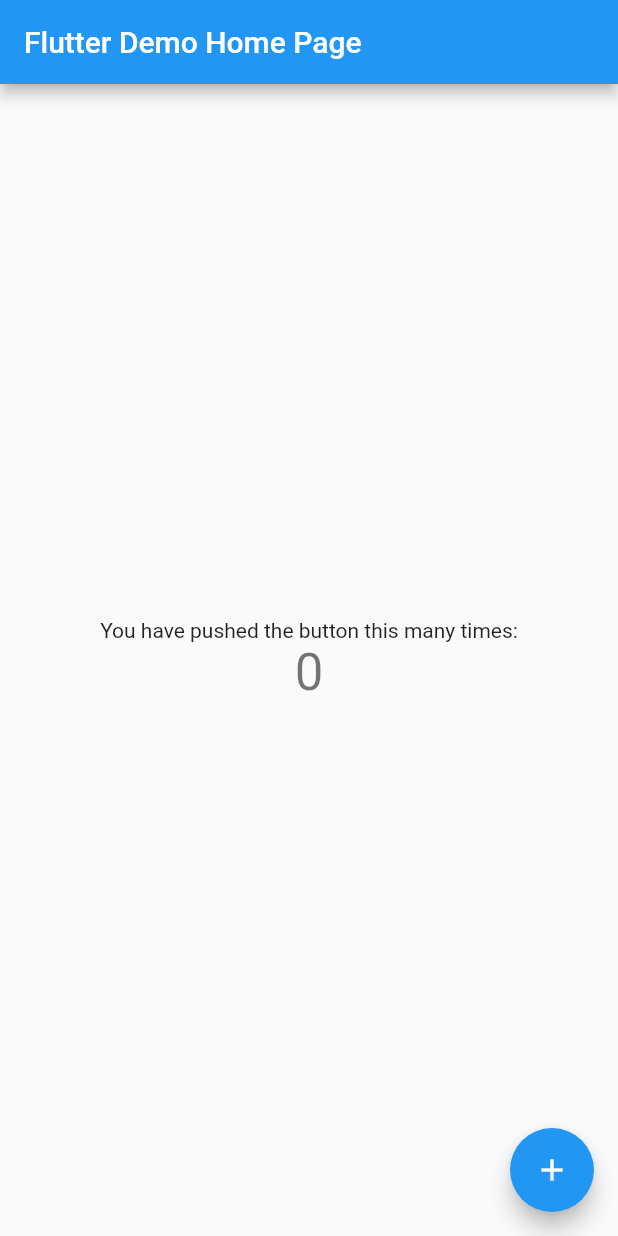
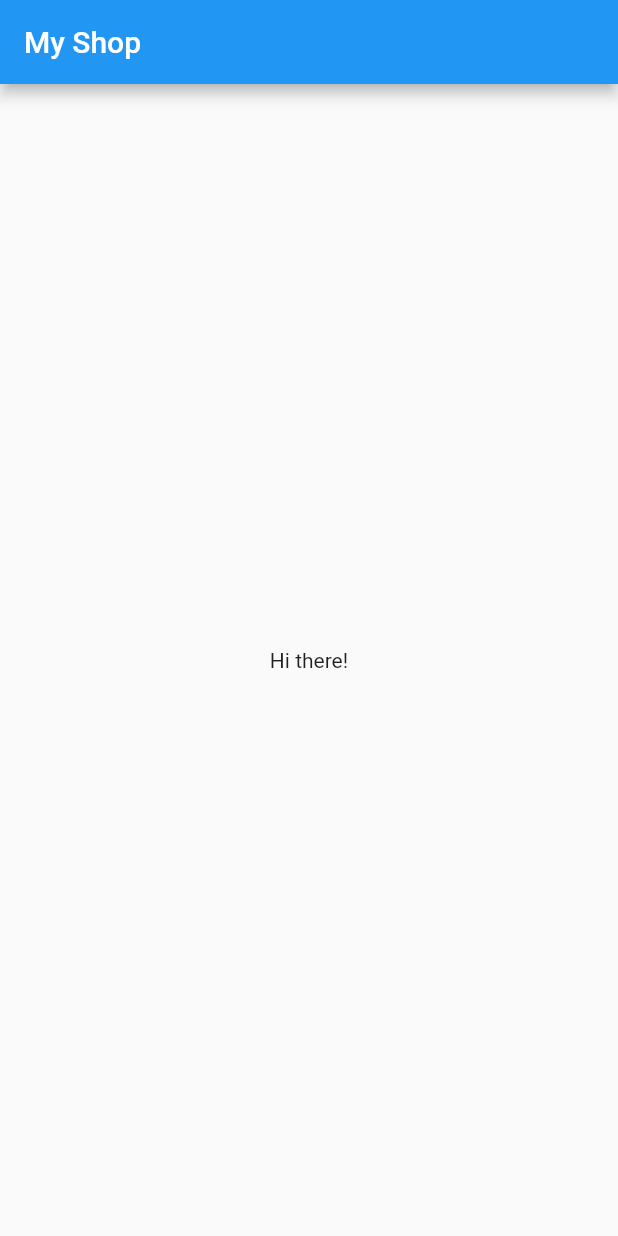
Before and after one commit to Syamgith/shopping_app, a Flutter app: the screen it shows after launch, on a phone screen of 412 x 824 dp. Run offline on Flutter 3.47's test engine with Material 2 defaults, Android fonts, the phone set to English and light mode, and no system bars.

```diff
--- a/lib/main.dart
+++ b/lib/main.dart
@@ -11,107 +11,26 @@ class MyApp extends StatelessWidget {
     return MaterialApp(
       title: 'Flutter Demo',
       theme: ThemeData(
-        // This is the theme of your application.
-        //
-        // Try running your application with "flutter run". You'll see the
-        // application has a blue toolbar. Then, without quitting the app, try
-        // changing the primarySwatch below to Colors.green and then invoke
-        // "hot reload" (press "r" in the console where you ran "flutter run",
-        // or simply save your changes to "hot reload" in a Flutter IDE).
-        // Notice that the counter didn't reset back to zero; the application
-        // is not restarted.
         primarySwatch: Colors.blue,
-        // This makes the visual density adapt to the platform that you run
-        // the app on. For desktop platforms, the controls will be smaller and
-        // closer together (more dense) than on mobile platforms.
         visualDensity: VisualDensity.adaptivePlatformDensity,
       ),
-      home: MyHomePage(title: 'Flutter Demo Home Page'),
+      home: MyHomePage(),
     );
   }
 }
 
-class MyHomePage extends StatefulWidget {
-  MyHomePage({Key key, this.title}) : super(key: key);
-
-  // This widget is the home page of your application. It is stateful, meaning
-  // that it has a State object (defined below) that contains fields that affect
-  // how it looks.
-
-  // This class is the configuration for the state. It holds the values (in this
-  // case the title) provided by the parent (in this case the App widget) and
-  // used by the build method of the State. Fields in a Widget subclass are
-  // always marked "final".
-
-  final String title;
-
-  @override
-  _MyHomePageState createState() => _MyHomePageState();
-}
-
-class _MyHomePageState extends State<MyHomePage> {
-  int _counter = 0;
-
-  void _incrementCounter() {
-    setState(() {
-      // This call to setState tells the Flutter framework that something has
-      // changed in this State, which causes it to rerun the build method below
-      // so that the display can reflect the updated values. If we changed
-      // _counter without calling setState(), then the build method would not be
-      // called again, and so nothing would appear to happen.
-      _counter++;
-    });
-  }
+class MyHomePage extends StatelessWidget {
+  const MyHomePage({Key key}) : super(key: key);
 
   @override
   Widget build(BuildContext context) {
-    // This method is rerun every time setState is called, for instance as done
-    // by the _incrementCounter method above.
-    //
-    // The Flutter framework has been optimized to make rerunning build methods
-    // fast, so that you can just rebuild anything that needs updating rather
-    // than having to individually change instances of widgets.
     return Scaffold(
       appBar: AppBar(
-        // Here we take the value from the MyHomePage object that was created by
-        // the App.build method, and use it to set our appbar title.
-        title: Text(widget.title),
+        title: Text('My Shop'),
       ),
       body: Center(
-        // Center is a layout widget. It takes a single child and positions it
-        // in the middle of the parent.
-        child: Column(
-          // Column is also a layout widget. It takes a list of children and
-          // arranges them vertically. By default, it sizes itself to fit its
-          // children horizontally, and tries to be as tall as its parent.
-          //
-          // Invoke "debug painting" (press "p" in the console, choose the
-          // "Toggle Debug Paint" action from the Flutter Inspector in Android
-          // Studio, or the "Toggle Debug Paint" command in Visual Studio Code)
-          // to see the wireframe for each widget.
-          //
-          // Column has various properties to control how it sizes itself and
-          // how it positions its children. Here we use mainAxisAlignment to
-          // center the children vertically; the main axis here is the vertical
-          // axis because Columns are vertical (the cross axis would be
-          // horizontal).
-          mainAxisAlignment: MainAxisAlignment.center,
-          children: <Widget>[
-            Text(
-              'You have pushed the button this many times:',
-            ),
-            Text(
-              '$_counter',
-              style: Theme.of(context).textTheme.headline4,
-            ),
-          ],
-        ),
+        child: Text('Hi there!'),
       ),
-      floatingActionButton: FloatingActionButton(
-        onPressed: _incrementCounter,
-        tooltip: 'Increment',
-        child: Icon(Icons.add),
-      ), // This trailing comma makes auto-formatting nicer for build methods.
     );
   }
 }
```
Also changed, not shown: lib/models/product.dart (added, +18 -0 lines), lib/screens/product_overview_screen.dart (added, +8 -0 lines).
